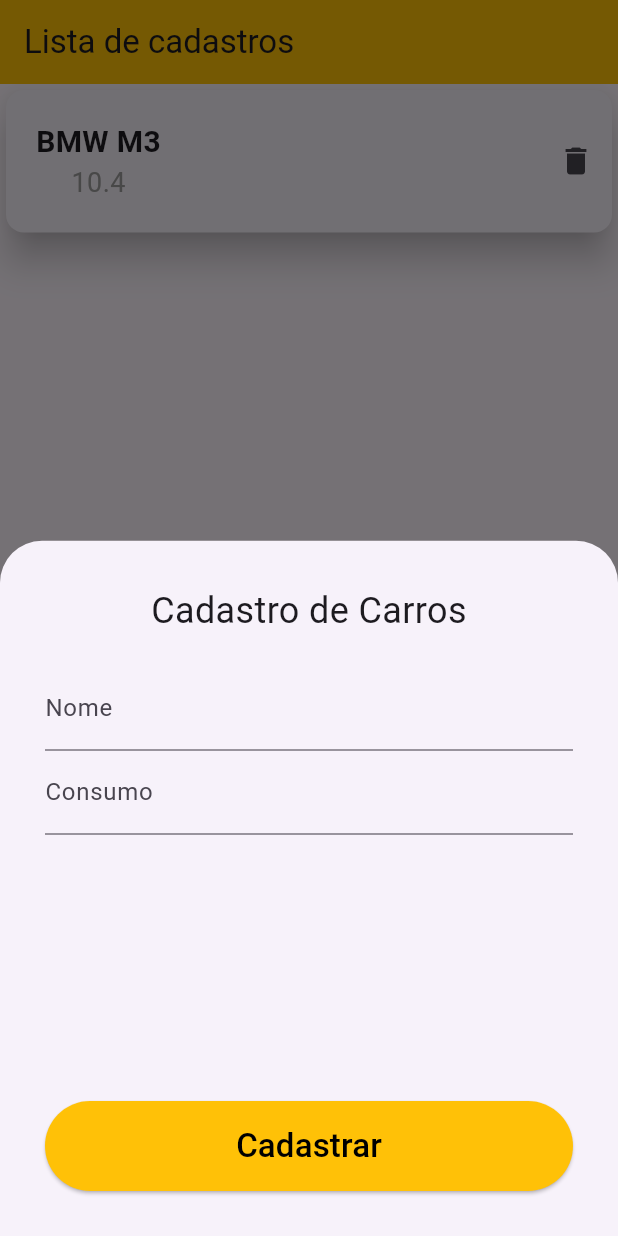
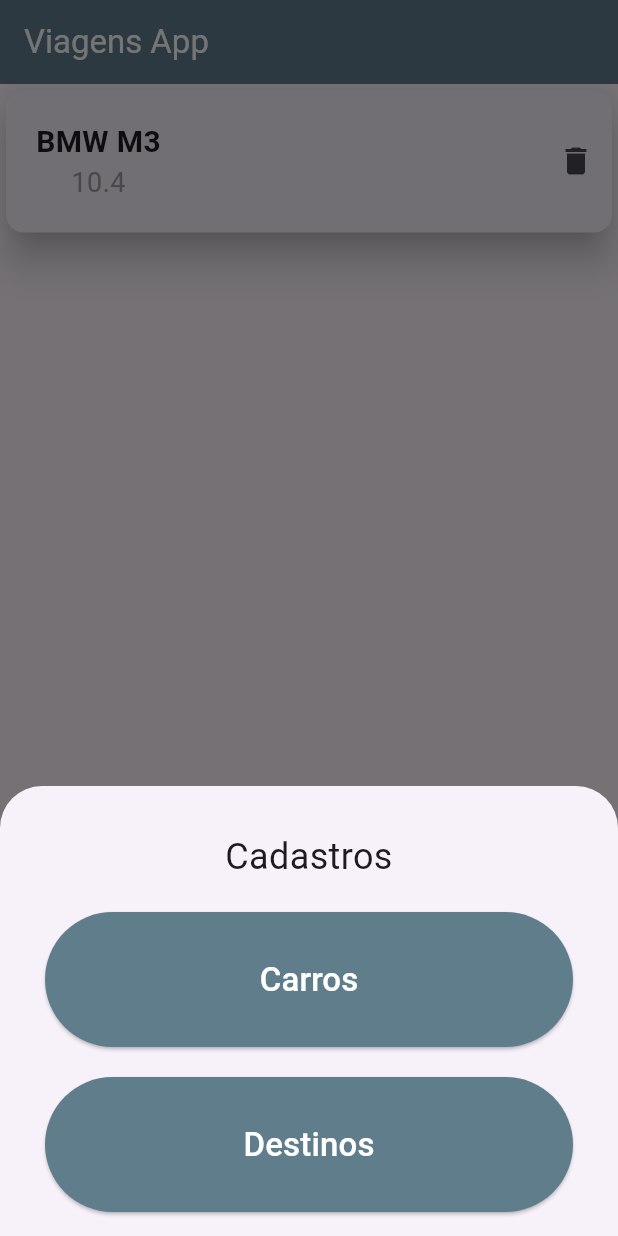
Before and after one commit to LuisKlt/projetoviagem, a Flutter app: the screen it shows after launch, after a tap on the "add" icon, on a phone screen of 412 x 824 dp. Run offline on Flutter 3.47's test engine with Material 3 defaults, Android fonts, the phone set to English and light mode, and no system bars.

Commit message:
troquei as cores

```diff
--- a/lib/main.dart
+++ b/lib/main.dart
@@ -13,7 +13,7 @@ class MyApp extends StatelessWidget {
   @override
   Widget build(BuildContext context) {
     return MaterialApp(
-      title: "App Lista para Widget",
+      title: "Viagens App",
       home: ModalMenu(),
     );
   }
@@ -46,52 +46,44 @@ class _ModalMenuState extends State<ModalMenu> {
         builder: (BuildContext context) {
           return Container(
             width: MediaQuery.of(context).size.width,
-            height: 500,
+            height: 300,
             child: Padding(
               padding: const EdgeInsets.all(30),
               child: Column(
                 crossAxisAlignment: CrossAxisAlignment.stretch,
                 children: [
                   Text(
-                    "Cadastro de Carros",
+                    "Cadastros",
                     style: TextStyle(fontSize: 24),
                     textAlign: TextAlign.center,
                   ),
                   SizedBox(height: 20),
-                  TextField(
-                    controller: nomeController,
-                    decoration: InputDecoration(label: Text("Nome")),
-                  ),
-                  TextField(
-                    controller: consumoController,
-                    keyboardType: TextInputType.number,
-                    inputFormatters: <TextInputFormatter>[
-                      FilteringTextInputFormatter.digitsOnly,
-                    ],
-                    decoration: InputDecoration(
-                      label: Text("Consumo"),
-                    ),
-                  ),
                   Expanded(child: Column()),
                   ElevatedButton(
                       style: ButtonStyle(
-                          backgroundColor: WidgetStatePropertyAll(Colors.amber),
-                          foregroundColor: WidgetStatePropertyAll(Colors.black),
+                          backgroundColor: WidgetStatePropertyAll(Colors.blueGrey),
+                          foregroundColor: WidgetStatePropertyAll(Colors.white),
                           minimumSize:
-                              WidgetStatePropertyAll(Size.fromHeight(60))),
+                              WidgetStatePropertyAll(Size.fromHeight(90))),
                       onPressed: () {
-                        setState(() {
-                          lista.add(Carro(
-                            nome: nomeController.text,
-                            consumo: double.parse(consumoController.text),
-                          ));
-                        });
-                        Navigator.pop(context);
-                        nomeController.clear();
-                        consumoController.clear();
+                        setState(() {});
                       },
                       child: Text(
-                        "Cadastrar",
+                        "Carros",
+                        style: TextStyle(fontSize: 22),
+                      )),
+                  SizedBox(height: 20),
+                  ElevatedButton(
+                      style: ButtonStyle(
+                          backgroundColor: WidgetStatePropertyAll(Colors.blueGrey),
+                          foregroundColor: WidgetStatePropertyAll(Colors.white),
+                          minimumSize:
+                              WidgetStatePropertyAll(Size.fromHeight(90))),
+                      onPressed: () {
+                        setState(() {});
+                      },
+                      child: Text(
+                        "Destinos",
                         style: TextStyle(fontSize: 22),
                       )),
                 ],
@@ -105,8 +97,9 @@ class _ModalMenuState extends State<ModalMenu> {
   Widget build(BuildContext context) {
     return Scaffold(
       appBar: AppBar(
-        title: Text("Lista de cadastros"),
-        backgroundColor: Colors.amber,
+        title: Text("Viagens App"),
+        backgroundColor: Colors.blueGrey,
+        foregroundColor: Colors.white,
       ),
       body: ListView.builder(
         itemCount: lista.length,
@@ -123,7 +116,7 @@ class _ModalMenuState extends State<ModalMenu> {
             openModal();
           },
           backgroundColor: Colors.blueGrey,
-          child: const Icon(Icons.add)),
+          child: const Icon(Icons.add), foregroundColor: Colors.white),
     );
   }
 }
```
